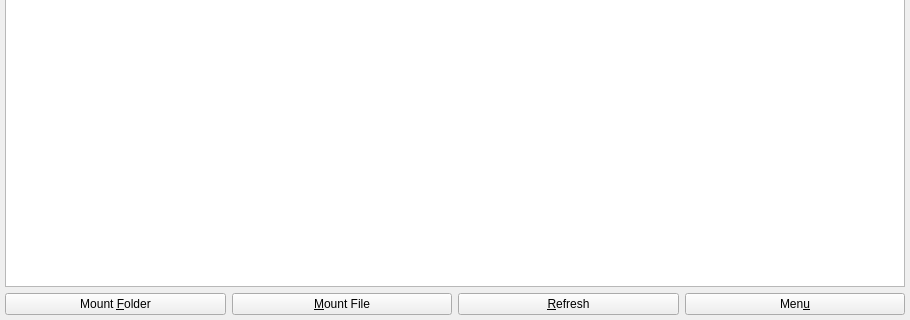
Before: the Qt Designer form zuluMount-gui/zulumount.ui in mhogomchungu/zuluCrypt, drawn with Qt 5; both pictures show x 0 to 910 and y 157 to 477 of the 910 by 477 pixel window.
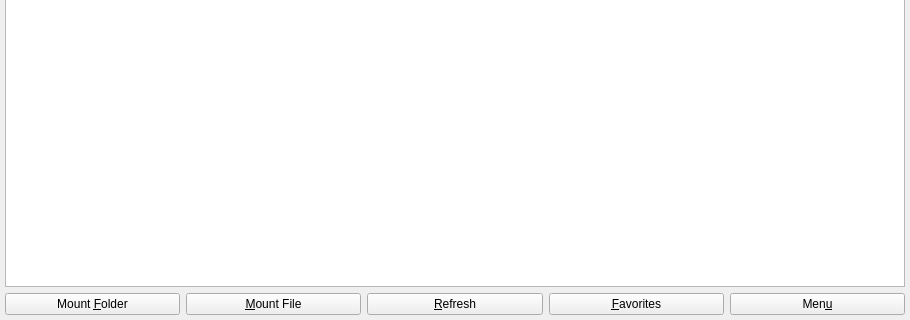
After: the same form once the commit is applied. Icons and pictures are not drawn.

Commit message: fix a build issue + move favorites entry in zuluMount-gui to main window

```diff
--- a/zuluMount-gui/zulumount.ui
+++ b/zuluMount-gui/zulumount.ui
@@ -132,6 +132,13 @@
           </property>
          </widget>
         </item>
+        <item>
+         <widget class="QPushButton" name="pbfavorites">
+          <property name="text">
+           <string>&amp;Favorites</string>
+          </property>
+         </widget>
+        </item>
         <item>
          <widget class="QPushButton" name="pbmenu">
           <property name="text">
```
The commit also changes 22 other files.
